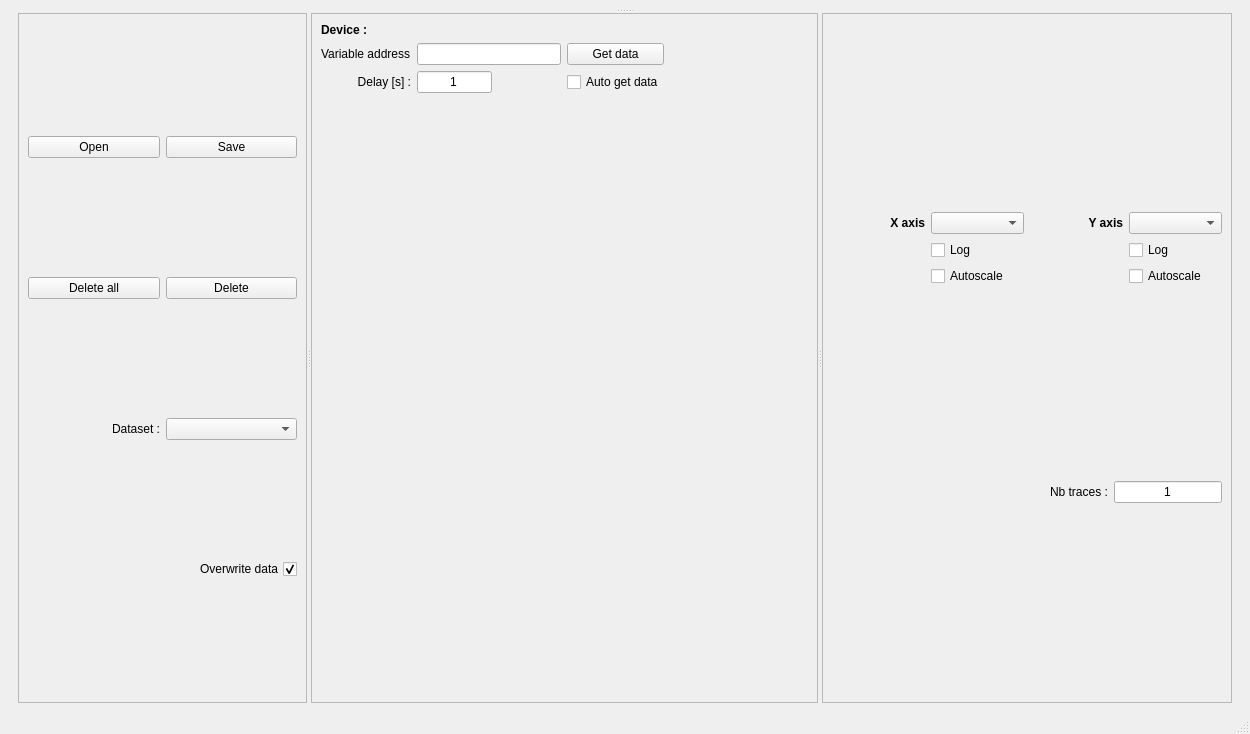
Before: the Qt Designer form autolab/core/gui/plotting/interface.ui in autolab-project/autolab, drawn with Qt 5.
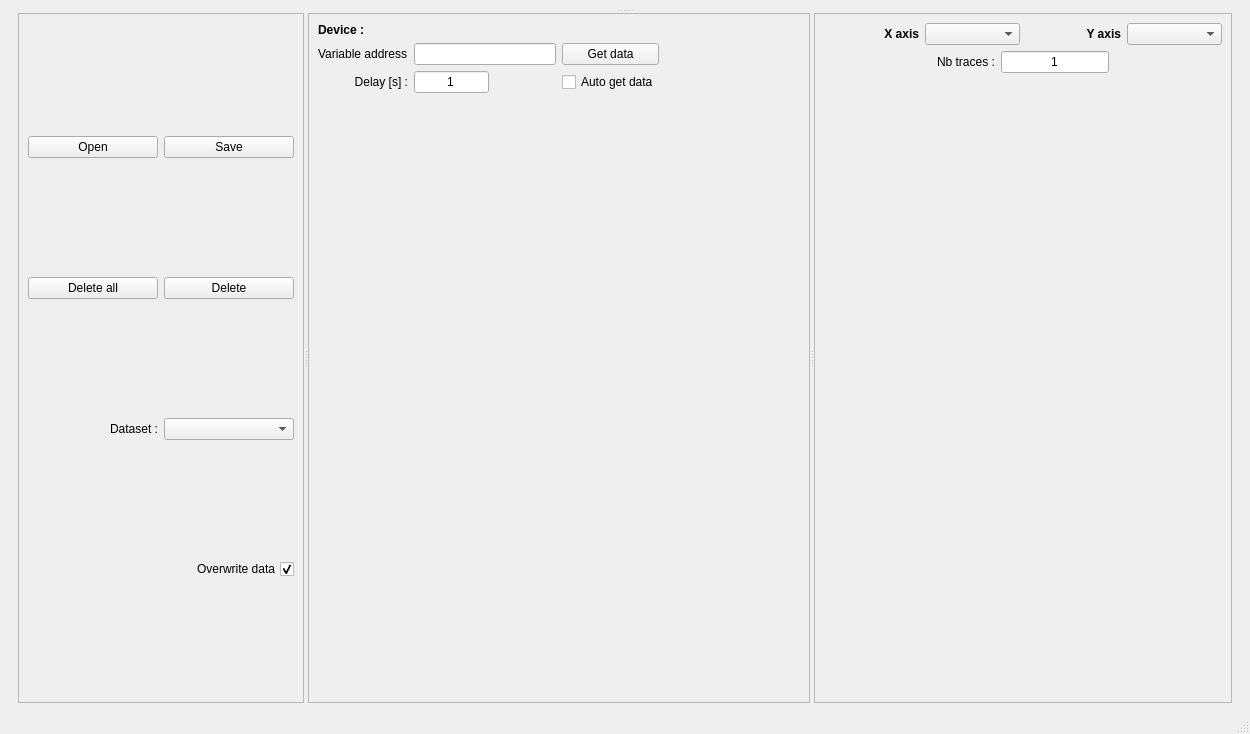
After: the same form once the commit is applied.

Diff of the .ui file:
```diff
--- a/autolab/core/gui/plotting/interface.ui
+++ b/autolab/core/gui/plotting/interface.ui
@@ -295,26 +295,6 @@
            <layout class="QVBoxLayout" name="verticalLayout">
             <item>
              <layout class="QGridLayout" name="gridLayout_3">
-              <item row="2" column="3">
-               <widget class="QCheckBox" name="autoscale_y_checkBox">
-                <property name="toolTip">
-                 <string>Enable (disable) autoscale on Y axis</string>
-                </property>
-                <property name="text">
-                 <string>Autoscale</string>
-                </property>
-               </widget>
-              </item>
-              <item row="1" column="3">
-               <widget class="QCheckBox" name="logScale_y_checkBox">
-                <property name="toolTip">
-                 <string>Enable (disable) log scale on Y axis</string>
-                </property>
-                <property name="text">
-                 <string>Log</string>
-                </property>
-               </widget>
-              </item>
               <item row="0" column="3">
                <widget class="QComboBox" name="variable_y_comboBox">
                 <property name="sizeAdjustPolicy">
@@ -322,16 +302,6 @@
                 </property>
                </widget>
               </item>
-              <item row="2" column="1">
-               <widget class="QCheckBox" name="autoscale_x_checkBox">
-                <property name="toolTip">
-                 <string>Enable (disable) autoscale on X axis</string>
-                </property>
-                <property name="text">
-                 <string>Autoscale</string>
-                </property>
-               </widget>
-              </item>
               <item row="0" column="1">
                <widget class="QComboBox" name="variable_x_comboBox">
                 <property name="sizeAdjustPolicy">
@@ -339,16 +309,6 @@
                 </property>
                </widget>
               </item>
-              <item row="1" column="1">
-               <widget class="QCheckBox" name="logScale_x_checkBox">
-                <property name="toolTip">
-                 <string>Enable (disable) log scale on X axis</string>
-                </property>
-                <property name="text">
-                 <string>Log</string>
-                </property>
-               </widget>
-              </item>
               <item row="0" column="2">
                <widget class="QLabel" name="label_7">
                 <property name="font">
@@ -433,8 +393,34 @@
                 </property>
                </widget>
               </item>
+              <item>
+               <spacer name="horizontalSpacer">
+                <property name="orientation">
+                 <enum>Qt::Horizontal</enum>
+                </property>
+                <property name="sizeHint" stdset="0">
+                 <size>
+                  <width>40</width>
+                  <height>20</height>
+                 </size>
+                </property>
+               </spacer>
+              </item>
              </layout>
             </item>
+            <item>
+             <spacer name="verticalSpacer">
+              <property name="orientation">
+               <enum>Qt::Vertical</enum>
+              </property>
+              <property name="sizeHint" stdset="0">
+               <size>
+                <width>20</width>
+                <height>40</height>
+               </size>
+              </property>
+             </spacer>
+            </item>
            </layout>
           </widget>
          </widget>
```
Left out of the diff: 5 changed lines with no effect on the pictures.
